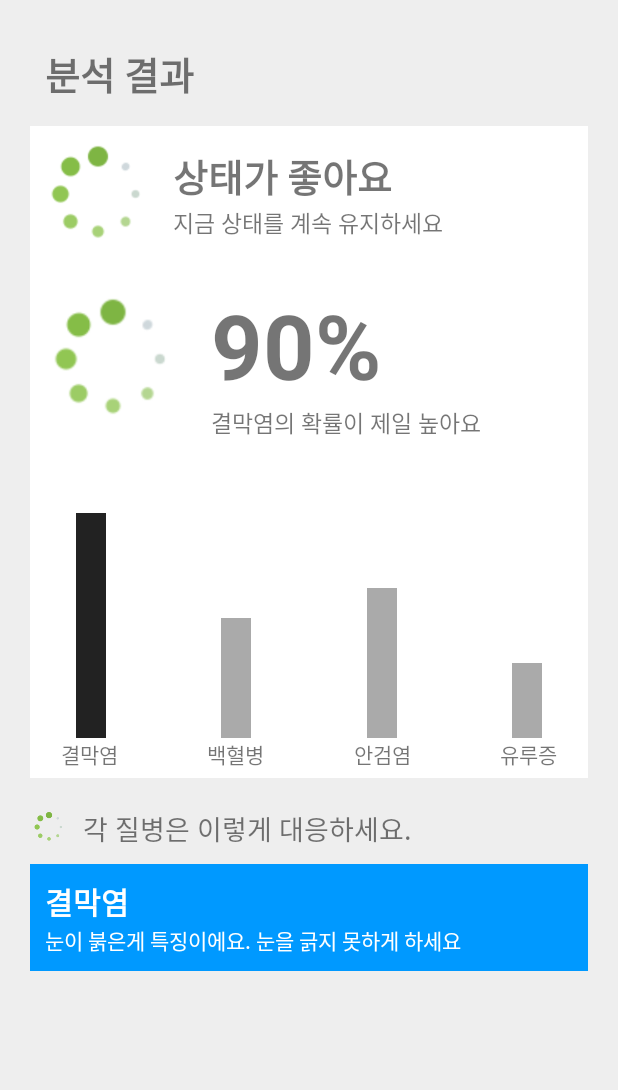
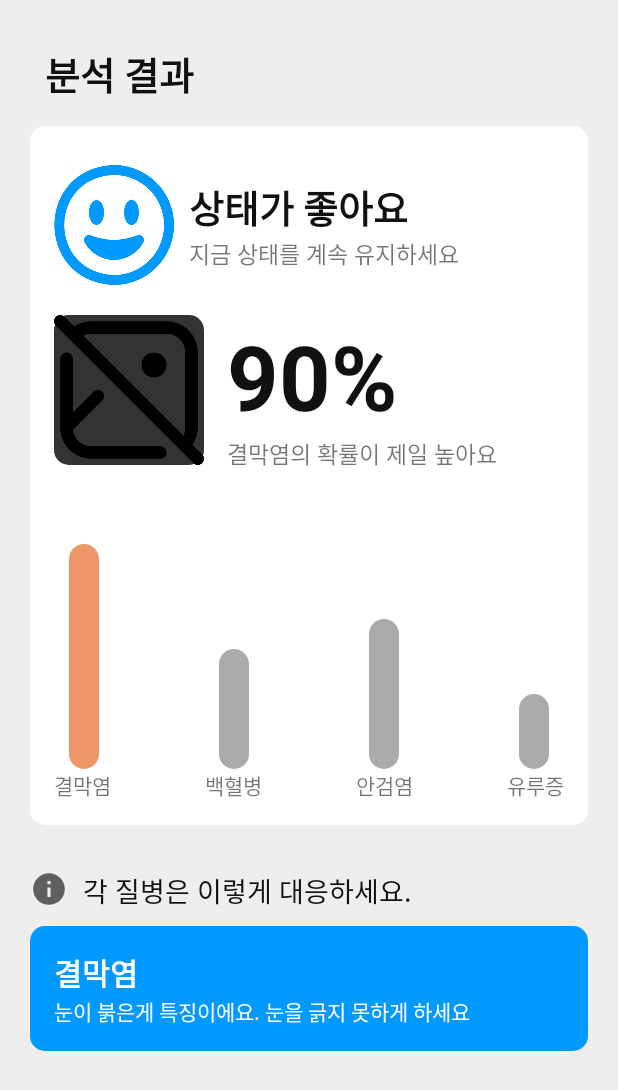
Before and after one commit to owls-who-coding/Front-end, an Android app: the fragment PredictResult shown on its own in the app's theme, on a phone screen of 412 x 824 dp. Shown: the top 1090 px of the screen. Run offline under Robolectric (Android 15) with nearby library versions, the phone set to English and light mode, and no system bars; 2 statements that could not run were skipped.

Commit message:
backup_save

```diff
--- a/app/src/main/java/com/example/my_last/Eyes_detection.java
+++ b/app/src/main/java/com/example/my_last/Eyes_detection.java
@@ -146,9 +146,13 @@ public class Eyes_detection extends BaseModuleActivity {
                             JsonObject jsonVal = response.body();
                             Toast.makeText(getApplicationContext(), jsonVal.toString(),Toast.LENGTH_SHORT).show();
                             Intent resultIntent = new Intent();
-                            resultIntent.putExtra("disease_key",jsonVal.toString());
-                            resultIntent.putExtra("image_key",encodeImage);
-                            setResult(RESULT_OK, resultIntent);
+                            Bundle resultBundle = new Bundle();
+                            resultBundle.putString("result_key", jsonVal.toString());
+                            resultBundle.putString("image_key", encodeImage);
+
+//                            resultIntent.putExtra("disease_key",jsonVal.toString());
+//                            resultIntent.putExtra("image_key",encodeImage);
+//                            setResult(RESULT_OK, resultIntent);
                             loadingView.setVisibility(View.INVISIBLE);
                             finish();
                         }
@@ -338,7 +342,6 @@ public class Eyes_detection extends BaseModuleActivity {
                     captureImageBitmap = ImageProcessing.cropBitmap(captureImageBitmap, rect);
 
                     captureImageBitmap = Bitmap.createScaledBitmap(captureImageBitmap, 480,  480, true);
-                }
                     captureImageBitmap = rotateBitmap(captureImageBitmap, 90.0f);
                     // captureImageBitmap = Bitmap.createScaledBitmap(captureImageBitmap, PrePostProcessor.mInputWidth, PrePostProcessor.mInputHeight, true);
 
@@ -354,13 +357,16 @@ public class Eyes_detection extends BaseModuleActivity {
                     btn_capture.setOnClickListener(detectedListener);
                     btn_gallery.setBackgroundResource(R.drawable.ic_reset);
                     btn_gallery.setOnClickListener(cameraResetListener);
+
+                    // 작업이 끝난 후 반드시 ImageProxy를 닫아야 합니다.
+                    image.close();
+                }
+
                 loadingView.setVisibility(View.INVISIBLE);
-                // 작업이 끝난 후 반드시 ImageProxy를 닫아야 합니다.
 
                 // 필요할 때 애니메이션 멈춤
                 loadingEyes.clearAnimation();
 
-                image.close();
             }
         });
     }
--- a/app/src/main/java/com/example/my_last/PredictResult.java
+++ b/app/src/main/java/com/example/my_last/PredictResult.java
@@ -13,6 +13,8 @@ public class PredictResult extends Fragment {
     @Override
     public View onCreateView(LayoutInflater inflater, ViewGroup container, Bundle savedInstanceState) {
         View view = inflater.inflate(R.layout.fragment_predict_result,null);
+        String imageBase64 = savedInstanceState.getString("ImageBase64");
+        String predictResult = savedInstanceState.getString("ResultJSON");
 
         return view;
     }
--- a/app/src/main/res/layout/fragment_predict_result.xml
+++ b/app/src/main/res/layout/fragment_predict_result.xml
@@ -18,26 +18,30 @@
             <TextView
                 android:layout_width="match_parent"
                 android:layout_height="match_parent"
+                android:textColor="#111111"
                 android:text="분석 결과"
                 android:textSize="25dp"
                 android:textStyle="bold"
                 android:layout_marginLeft="10dp"
                 android:layout_marginTop="10dp"/>
             <LinearLayout
-                android:padding="5dp"
                 android:layout_marginTop="15dp"
-                android:background="#FFFFFF"
+                android:padding="16dp"
+                android:background="@drawable/border"
                 android:layout_width="match_parent"
                 android:layout_height="wrap_content"
                 android:orientation="vertical">
                 <LinearLayout
+                    android:layout_marginTop="10dp"
                     android:layout_width="match_parent"
                     android:layout_height="wrap_content"
                     android:orientation="horizontal">
                     <ImageView
+                        android:id="@+id/predict_ic_status"
                         android:layout_width="80dp"
                         android:layout_height="80dp"
-                        android:background="@drawable/ic_loading"/>
+                        android:backgroundTint="#0099FF"
+                        android:background="@drawable/ic_smile"/>
                     <LinearLayout
                         android:layout_width="wrap_content"
                         android:layout_height="wrap_content"
@@ -45,12 +49,15 @@
                         android:layout_gravity="center"
                         android:layout_marginLeft="10dp">
                         <TextView
+                            android:id="@+id/predict_tv_title"
                             android:layout_width="wrap_content"
                             android:layout_height="wrap_content"
                             android:text="상태가 좋아요"
                             android:textSize="25dp"
+                            android:textColor="#111111"
                             android:textStyle="bold"/>
                         <TextView
+                            android:id="@+id/predict_tv_subtitle"
                             android:layout_width="wrap_content"
                             android:layout_height="wrap_content"
                             android:text="지금 상태를 계속 유지하세요"
@@ -64,22 +71,28 @@
                     android:layout_height="wrap_content"
                     android:orientation="horizontal">
                     <ImageView
+                        android:id="@+id/predict_imv_capture"
                         android:layout_width="100dp"
                         android:layout_height="100dp"
-                        android:background="@drawable/ic_loading"/>
+                        android:src="@drawable/ic_non_image"
+                        android:background="@drawable/border"
+                        android:backgroundTint="#333333"/>
                     <LinearLayout
                         android:layout_marginLeft="15dp"
                         android:layout_width="wrap_content"
                         android:layout_height="wrap_content"
                         android:orientation="vertical">
                         <TextView
+                            android:id="@+id/predict_tv_percent"
                             android:gravity="center"
                             android:layout_width="wrap_content"
                             android:layout_height="wrap_content"
+                            android:textColor="#111111"
                             android:text="90%"
                             android:textSize="60dp"
                             android:textStyle="bold"/>
                         <TextView
+                            android:id="@+id/predict_tv_percent_comment"
                             android:gravity="center"
                             android:layout_width="wrap_content"
                             android:layout_height="wrap_content"
@@ -90,12 +103,10 @@
                 </LinearLayout>
                 <androidx.constraintlayout.widget.ConstraintLayout
                     android:layout_marginTop="20dp"
-                    android:layout_marginLeft="15dp"
-                    android:layout_marginRight="15dp"
                     android:layout_width="match_parent"
                     android:layout_height="200dp">
                     <TextView
-                        android:id="@+id/text1"
+                        android:id="@+id/conjunctivitis"
                         android:layout_width="wrap_content"
                         android:layout_height="wrap_content"
                         android:text="결막염"
@@ -103,26 +114,26 @@
                         app:layout_constraintBottom_toBottomOf="parent"
                         />
                     <TextView
-                        android:id="@+id/text2"
+                        android:id="@+id/leukaemia"
                         android:layout_width="wrap_content"
                         android:layout_height="wrap_content"
                         android:text="백혈병"
-                        app:layout_constraintLeft_toRightOf="@id/text1"
-                        app:layout_constraintRight_toLeftOf="@id/text3"
+                        app:layout_constraintLeft_toRightOf="@id/conjunctivitis"
+                        app:layout_constraintRight_toLeftOf="@id/blepharitis"
                         app:layout_constraintBottom_toBottomOf="parent"
                         />
 
                     <TextView
-                        android:id="@+id/text3"
+                        android:id="@+id/blepharitis"
                         android:layout_width="wrap_content"
                         android:layout_height="wrap_content"
                         android:text="안검염"
-                        app:layout_constraintLeft_toRightOf="@id/text2"
-                        app:layout_constraintRight_toLeftOf="@id/text4"
+                        app:layout_constraintLeft_toRightOf="@id/leukaemia"
+                        app:layout_constraintRight_toLeftOf="@id/euphorbia"
                         app:layout_constraintBottom_toBottomOf="parent"
                         />
                     <TextView
-                        android:id="@+id/text4"
+                        android:id="@+id/euphorbia"
                         android:layout_width="wrap_content"
                         android:layout_height="wrap_content"
                         android:text="유루증"
@@ -133,43 +144,47 @@
 
 
                     <TextView
+                        android:id="@+id/conjunctivitis_chart"
                         android:layout_marginLeft="10dp"
-                        android:id="@+id/graph1"
+                        android:backgroundTint="#A9E4621D"
                         android:layout_width="20dp"
                         android:layout_height="150dp"
-                        android:background="#222222"
+                        android:background="@drawable/border"
                         app:layout_constraintLeft_toLeftOf="parent"
-                        app:layout_constraintBottom_toTopOf="@id/text1">
+                        app:layout_constraintBottom_toTopOf="@id/conjunctivitis">
                     </TextView>
 
                     <TextView
-                        android:id="@+id/graph2"
+                        android:id="@+id/leukaemia_chart"
                         android:layout_width="20dp"
                         android:layout_height="80dp"
-                        android:background="#AAAAAA"
-                        app:layout_constraintLeft_toRightOf="@id/graph1"
-                        app:layout_constraintRight_toLeftOf="@id/graph3"
-                        app:layout_constraintBottom_toTopOf="@id/text2">
+                        android:background="@drawable/border"
+                        android:backgroundTint="#AAAAAA"
+                        app:layout_constraintLeft_toRightOf="@id/conjunctivitis_chart"
+                        app:layout_constraintRight_toLeftOf="@id/blepharitis_chart"
+                        app:layout_constraintBottom_toTopOf="@id/leukaemia">
                     </TextView>
 
                     <TextView
-                        android:id="@+id/graph3"
+                        android:id="@+id/blepharitis_chart"
                         android:layout_width="20dp"
                         android:layout_height="100dp"
-                        android:background="#AAAAAA"
-                        app:layout_constraintLeft_toRightOf="@id/graph2"
-                        app:layout_constraintRight_toLeftOf="@id/graph4"
-                        app:layout_constraintBottom_toTopOf="@id/text3">
+                        android:background="@drawable/border"
+                        android:backgroundTint="#AAAAAA"
+                        app:layout_constraintLeft_toRightOf="@id/leukaemia_chart"
+                        app:layout_constraintRight_toLeftOf="@id/euphorbia_chart"
+                        app:layout_constraintBottom_toTopOf="@id/blepharitis">
                     </TextView>
 
                     <TextView
+                        android:id="@+id/euphorbia_chart"
                         android:layout_marginRight="10dp"
-                        android:id="@+id/graph4"
                         android:layout_width="20dp"
                         android:layout_height="50dp"
-                        android:background="#AAAAAA"
+                        android:background="@drawable/border"
+                        android:backgroundTint="#AAAAAA"
                         app:layout_constraintRight_toRightOf="parent"
-                        app:layout_constraintBottom_toTopOf="@id/text4"
+                        app:layout_constraintBottom_toTopOf="@id/euphorbia"
                         >
                     </TextView>
                 </androidx.constraintlayout.widget.ConstraintLayout>
@@ -178,30 +193,34 @@
 
             <LinearLayout
                 android:layout_gravity="center"
-                android:layout_marginTop="20dp"
+                android:layout_marginTop="30dp"
                 android:layout_width="match_parent"
                 android:layout_height="wrap_content"
                 android:orientation="horizontal">
                 <ImageView
                     android:layout_width="25dp"
                     android:layout_height="25dp"
-                    android:background="@drawable/ic_loading"/>
+                    android:background="@drawable/ic_info"/>
                 <TextView
+                    android:id="@+id/predict_administer_title"
                     android:layout_marginLeft="10dp"
                     android:layout_width="wrap_content"
                     android:layout_height="wrap_content"
                     android:text="각 질병은 이렇게 대응하세요."
+                    android:textColor="#111111"
                     android:textSize="18dp"/>
             </LinearLayout>
 
             <LinearLayout
                 android:layout_marginTop="10dp"
-                android:padding="10dp"
-                android:background="#0099FF"
+                android:padding="16dp"
+                android:backgroundTint="#0099FF"
+                android:background="@drawable/border"
                 android:layout_width="match_parent"
                 android:layout_height="wrap_content"
                 android:orientation="vertical">
                 <TextView
+                    android:id="@+id/predict_administer_disease"
                     android:layout_width="wrap_content"
                     android:layout_height="wrap_content"
                     android:text="결막염"
@@ -209,6 +228,7 @@
                     android:textColor="#FFFFFF"
                     android:textStyle="bold"/>
                 <TextView
+                    android:id="@+id/predict_administer_comment"
                     android:layout_width="wrap_content"
                     android:layout_height="wrap_content"
                     android:text="눈이 붉은게 특징이에요. 눈을 긁지 못하게 하세요"
```
Also changed, not shown: app/src/main/res/drawable/ic_non_image.png (added), app/src/main/res/drawable/ic_sad.png (added), app/src/main/res/drawable/ic_smile.png (added). Lines whose indentation alone changed are shown as unchanged.
